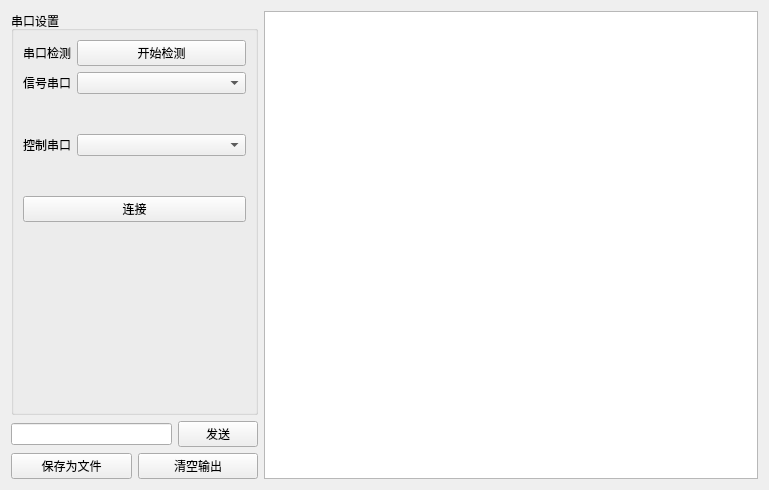
Old version of the form Enose/resource_ui/ui_file/Serial.ui in the repository WMSF111/E_Nose.
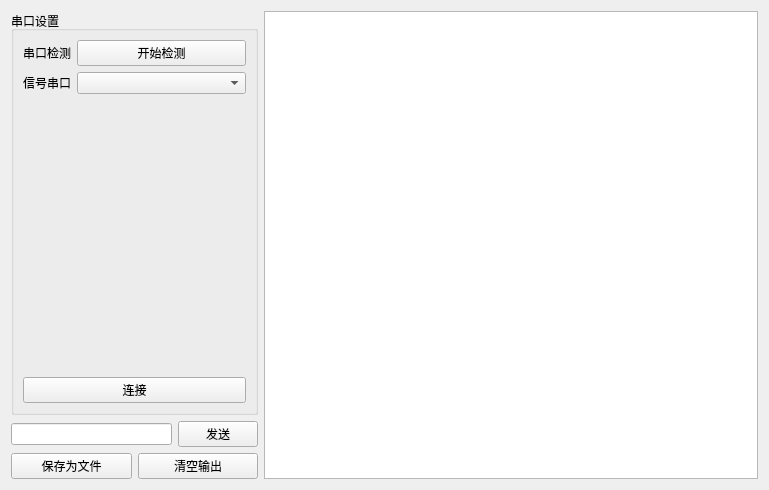
New version of the form.

```diff
--- a/Enose/resource_ui/ui_file/Serial.ui
+++ b/Enose/resource_ui/ui_file/Serial.ui
@@ -64,33 +64,26 @@
             </property>
            </widget>
           </item>
-          <item row="3" column="0">
-           <widget class="QLabel" name="label_15">
-            <property name="text">
-             <string>&lt;html&gt;&lt;head/&gt;&lt;body&gt;&lt;p align=&quot;center&quot;&gt;控制串口&lt;/p&gt;&lt;/body&gt;&lt;/html&gt;</string>
-            </property>
-           </widget>
-          </item>
-          <item row="3" column="1">
-           <widget class="QComboBox" name="serialComboBox2"/>
-          </item>
           <item row="4" column="0" colspan="2">
-           <widget class="QLabel" name="statues_3">
-            <property name="text">
-             <string>&lt;html&gt;&lt;head/&gt;&lt;body&gt;&lt;p align=&quot;center&quot;&gt;&lt;span style=&quot; color:#ff0000;&quot;&gt;&lt;br/&gt;&lt;/span&gt;&lt;/p&gt;&lt;/body&gt;&lt;/html&gt;</string>
-            </property>
-            <property name="textFormat">
-             <enum>Qt::AutoText</enum>
-            </property>
-           </widget>
-          </item>
-          <item row="5" column="0" colspan="2">
            <widget class="QPushButton" name="connectButton">
             <property name="text">
              <string>连接</string>
             </property>
            </widget>
           </item>
+          <item row="3" column="0">
+           <spacer name="verticalSpacer">
+            <property name="orientation">
+             <enum>Qt::Vertical</enum>
+            </property>
+            <property name="sizeHint" stdset="0">
+             <size>
+              <width>20</width>
+              <height>40</height>
+             </size>
+            </property>
+           </spacer>
+          </item>
          </layout>
         </widget>
        </item>
```
